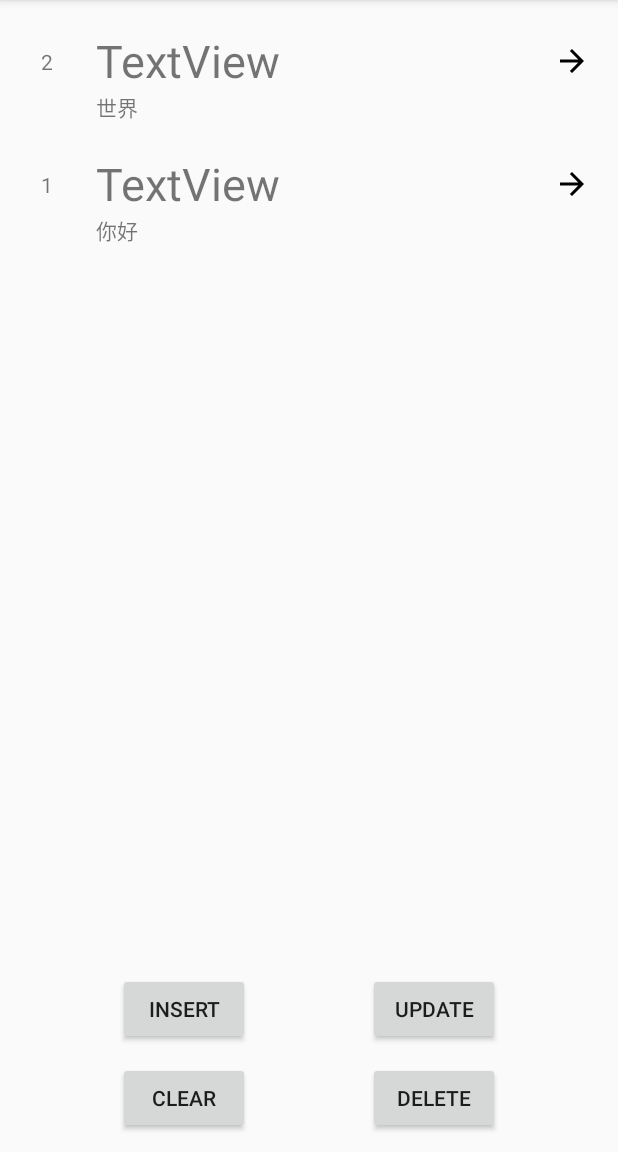
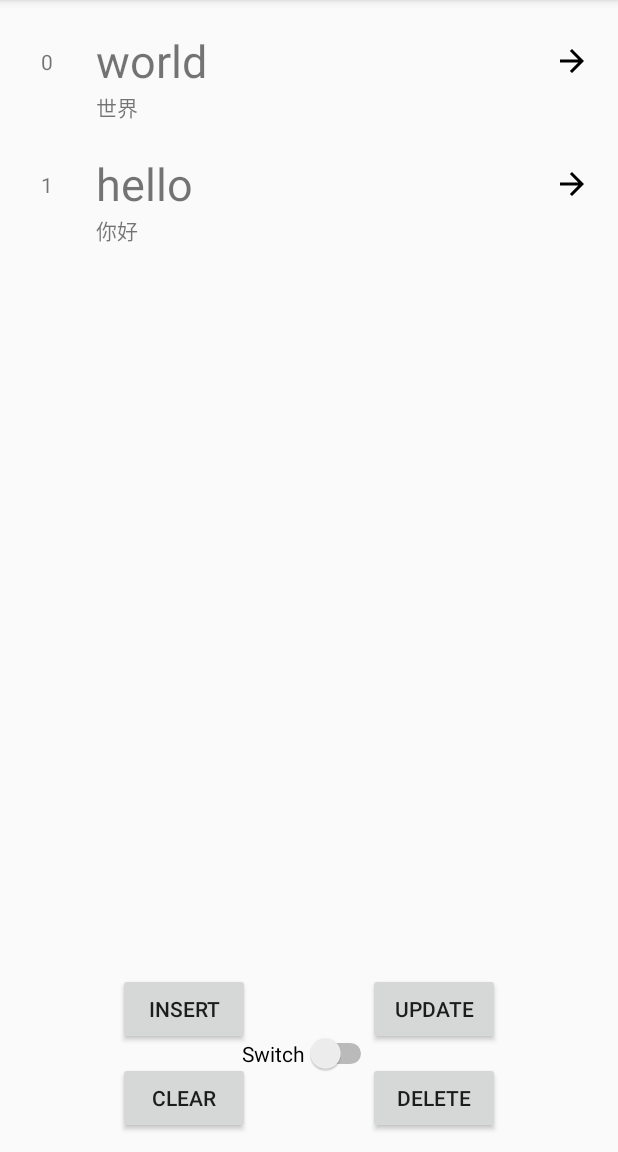
Before and after one commit to Taylorhd/RoomBasic, an Android app: the screen it shows after launch (MainActivity), after a tap on "INSERT", on a phone screen of 412 x 824 dp, the part 84-1236 px from its top. Run offline under Robolectric (Android 15) with nearby library versions, the phone set to English and light mode, and no system bars; our stand-ins replace Room's generated code.

Commit message:
cardview 和 普通的都okkk

```diff
--- a/app/build.gradle
+++ b/app/build.gradle
@@ -38,5 +38,6 @@ dependencies {
     testImplementation "androidx.room:room-testing:$room_version"
     implementation 'androidx.lifecycle:lifecycle-extensions:2.1.0'
     implementation 'androidx.recyclerview:recyclerview:1.1.0'
+    implementation 'androidx.cardview:cardview:1.0.0'
 
 }
--- a/app/src/main/java/com/ecut/roombasic/MainActivity.java
+++ b/app/src/main/java/com/ecut/roombasic/MainActivity.java
@@ -13,6 +13,8 @@ import android.os.AsyncTask;
 import android.os.Bundle;
 import android.view.View;
 import android.widget.Button;
+import android.widget.CompoundButton;
+import android.widget.Switch;
 import android.widget.TextView;
 
 import java.util.List;
@@ -26,6 +28,8 @@ public class MainActivity extends AppCompatActivity {
     WordViewModel wordViewModel;
     RecyclerView recyclerView ;
     MyAdapter myAdapter ;
+    Switch aSwitch ;
+
 
     @Override
     protected void onCreate(Bundle savedInstanceState) {
@@ -40,13 +44,27 @@ public class MainActivity extends AppCompatActivity {
         btClear = findViewById(R.id.btClear);
         btDelete = findViewById(R.id.btDelete);
         recyclerView = findViewById(R.id.recycler_view);
-        wordViewModel =  ViewModelProviders.of(this).get(WordViewModel.class);
+        aSwitch = findViewById(R.id.switch1);
 
 
+        wordViewModel =  ViewModelProviders.of(this).get(WordViewModel.class);
+        recyclerView.setLayoutManager(new LinearLayoutManager(this));
+        myAdapter = new MyAdapter(false);
+        recyclerView.setAdapter(myAdapter);
+        aSwitch.setOnCheckedChangeListener(new CompoundButton.OnCheckedChangeListener() {
+            @Override
+            public void onCheckedChanged(CompoundButton buttonView, boolean isChecked) {
 
-        myAdapter = new MyAdapter();
-        recyclerView.setLayoutManager(new LinearLayoutManager(this));
-        recyclerView.setAdapter(myAdapter);
+                myAdapter .setCardFlag(isChecked);
+
+                recyclerView.setAdapter(myAdapter);
+            }
+        });
+
+
+//        myAdapter = new MyAdapter(switchFlag);
+//        recyclerView.setLayoutManager(new LinearLayoutManager(this));
+//        recyclerView.setAdapter(myAdapter);
 
         wordViewModel.getAllWordLive().observe(this, new Observer<List<Word>>() {
             @Override
--- a/app/src/main/java/com/ecut/roombasic/MyAdapter.java
+++ b/app/src/main/java/com/ecut/roombasic/MyAdapter.java
@@ -14,6 +14,11 @@ import java.util.ArrayList;
 import java.util.List;
 
 public class MyAdapter extends RecyclerView.Adapter<MyAdapter.MyHolder> {
+    private boolean cardFlag;
+    public MyAdapter(boolean cardFlag) {
+        this.cardFlag = cardFlag;
+    }
+
     List<Word> allWords = new ArrayList<>();
 
     public void setAllWords(List<Word> allWords) {
@@ -23,8 +28,15 @@ public class MyAdapter extends RecyclerView.Adapter<MyAdapter.MyHolder> {
     @NonNull
     @Override
     public MyHolder onCreateViewHolder(@NonNull ViewGroup parent, int viewType) {
+        View itemView;
         LayoutInflater layoutInflater = LayoutInflater.from(parent.getContext());
-        View itemView = layoutInflater.inflate(R.layout.cell_normal,parent,false);
+        if (cardFlag){
+            // 使用cardview
+             itemView = layoutInflater.inflate(R.layout.cell_card, parent, false);
+
+        }else {
+             itemView = layoutInflater.inflate(R.layout.cell_normal, parent, false);
+        }
 //        return null;
         return  new MyHolder(itemView);
     }
@@ -32,14 +44,18 @@ public class MyAdapter extends RecyclerView.Adapter<MyAdapter.MyHolder> {
     @Override
     public void onBindViewHolder(@NonNull MyHolder holder, int position) {
        Word word = allWords.get(position);
-       holder.textId.setText(String.valueOf(word.getId()));
+       holder.textId.setText(String.valueOf(position));
        holder.textChinese.setText(word.getChineseMeaning());
-       holder.textEnglish.setText(position);
+       holder.textEnglish.setText(word.getWord());
     }
 
     @Override
     public int getItemCount() {
         return allWords.size();
+    }
+
+    public void setCardFlag(boolean cardFlag) {
+        this.cardFlag = cardFlag;
     }
 
     static class MyHolder extends RecyclerView.ViewHolder{
--- a/app/src/main/res/layout/activity_main.xml
+++ b/app/src/main/res/layout/activity_main.xml
@@ -66,4 +66,14 @@
         app:layout_constraintStart_toEndOf="@+id/btClear"
         app:layout_constraintTop_toBottomOf="@+id/btUpdate" />
 
+    <Switch
+        android:id="@+id/switch1"
+        android:layout_width="wrap_content"
+        android:layout_height="wrap_content"
+        android:text="Switch"
+        app:layout_constraintBottom_toBottomOf="parent"
+        app:layout_constraintEnd_toEndOf="parent"
+        app:layout_constraintStart_toStartOf="parent"
+        app:layout_constraintTop_toTopOf="@+id/guideline" />
+
 </androidx.constraintlayout.widget.ConstraintLayout>
```
Also changed, not shown: app/src/main/res/layout/cell_card.xml (+84 -4 lines).
